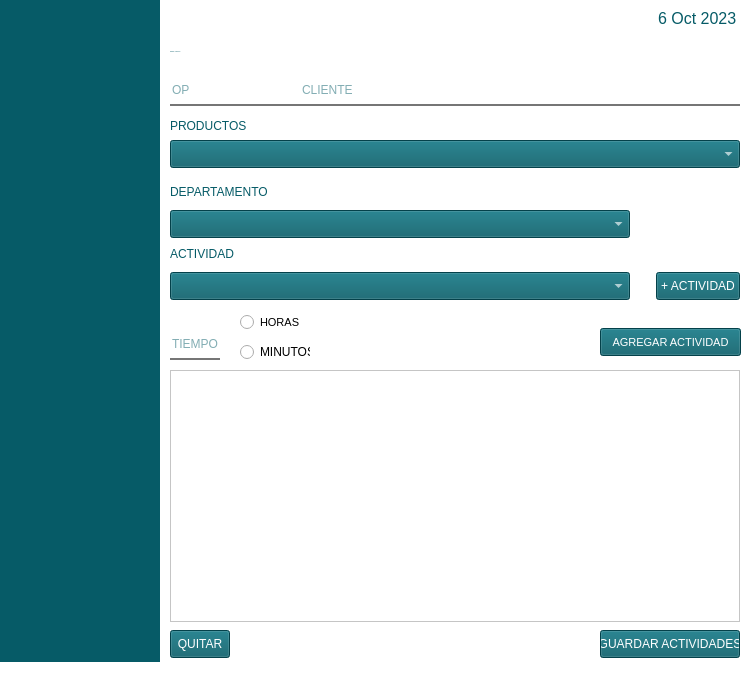
Before: the Qt Designer form Views/formulario.ui in alma-assembled/Actividades_Assembled, drawn with Qt 5.
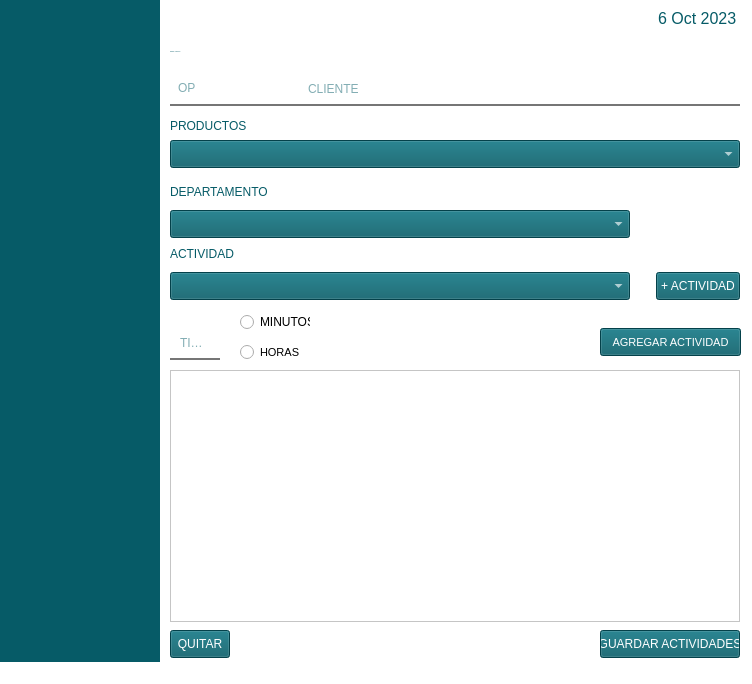
After: the same form once the commit is applied. Icons and pictures are not drawn.

```diff
--- a/Views/formulario.ui
+++ b/Views/formulario.ui
@@ -53,7 +53,7 @@
     </property>
     <property name="styleSheet">
      <string notr="true">width: 100%;
-  padding: 10px 0;
+  padding: 8px;
   font-size: 12px;
   color: rgb(6, 91, 103);
   border: none;
@@ -80,6 +80,7 @@
     </property>
     <property name="font">
      <font>
+      <family>Arial</family>
       <pointsize>-1</pointsize>
      </font>
     </property>
@@ -91,7 +92,7 @@
     </property>
     <property name="styleSheet">
      <string notr="true">width: 100%;
-  padding: 10px 0;
+  padding: 6px;
   font-size: 12px;
   color: rgb(6, 91, 103);
   border: none;
@@ -107,7 +108,7 @@
      <bool>true</bool>
     </property>
     <property name="alignment">
-     <set>Qt::AlignLeading|Qt::AlignLeft|Qt::AlignVCenter</set>
+     <set>Qt::AlignLeading|Qt::AlignLeft|Qt::AlignTop</set>
     </property>
     <property name="placeholderText">
      <string>OP</string>
@@ -203,7 +204,7 @@
     </property>
     <property name="styleSheet">
      <string notr="true">width: 100%;
-  padding: 10px 0;
+  padding: 6px;
   font-size: 12px;
   color: rgb(6, 91, 103);
   border: none;
@@ -307,7 +308,7 @@
     <property name="geometry">
      <rect>
       <x>240</x>
-      <y>310</y>
+      <y>340</y>
       <width>60</width>
       <height>24</height>
      </rect>
@@ -333,7 +334,7 @@
     <property name="geometry">
      <rect>
       <x>240</x>
-      <y>340</y>
+      <y>310</y>
       <width>70</width>
       <height>24</height>
      </rect>
```
Left out of the diff: 4 changed lines with no effect on the pictures.
